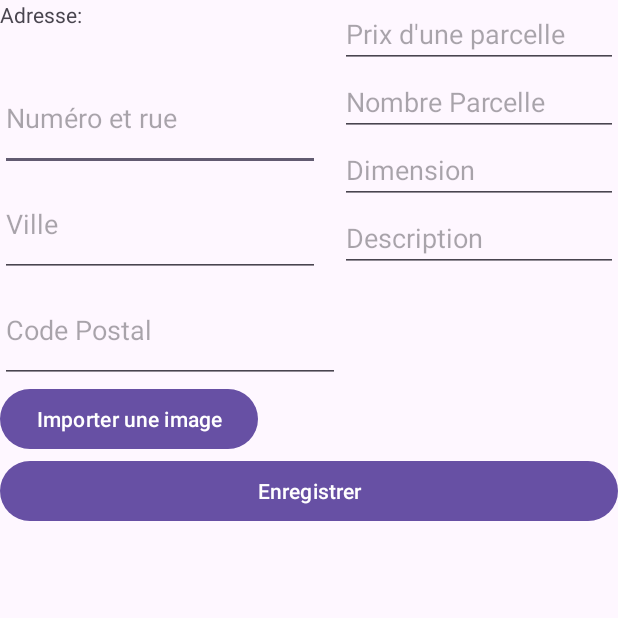
After one commit to SamuelFerragne/JardinUrbain, an Android app: the ParcelleOffertActivity screen opened directly, with no data from a screen before it, on a phone screen of 412 x 824 dp, the top half of it. The commit adds this screen. Run offline under Robolectric (Android 15) with nearby library versions, the phone set to English and light mode, and no system bars.

Commit message:
ajout de nouvelles parcelle techniquement fonctionnel

```diff
--- a/app/src/main/java/com/example/thewitcherscode/MainActivity.java
+++ b/app/src/main/java/com/example/thewitcherscode/MainActivity.java
@@ -54,6 +54,8 @@ public class MainActivity extends AppCompatActivity implements OnMapReadyCallbac
                 int id = item.getItemId();
 
                 if (id == R.id.action_louer) {
+                    intention = new Intent(MainActivity.this, ParcelleOffertActivity.class);
+                    startActivity(intention);
 
                 } else if (id == R.id.action_marche) {
 
--- /dev/null
+++ b/app/src/main/java/com/example/thewitcherscode/ParcelleOffertActivity.java
@@ -0,0 +1,121 @@
+package com.example.thewitcherscode;
+
+import androidx.annotation.NonNull;
+import androidx.annotation.Nullable;
+import androidx.appcompat.app.AppCompatActivity;
+
+import android.content.Intent;
+import android.net.Uri;
+import android.os.Bundle;
+import android.view.View;
+import android.widget.Button;
+import android.widget.EditText;
+import android.widget.Toast;
+
+
+import java.util.ArrayList;
+import java.util.Arrays;
+import java.util.List;
+
+public class ParcelleOffertActivity extends AppCompatActivity {
+
+
+    private static final int PICK_IMAGE_REQUEST_CODE = 1;
+    private List<Uri> selectedImages = new ArrayList<>();
+
+    private EditText etRue, etVille, etCode, editTextPrixParcelle, editTextNbParcelles, editTextDimension, editTextDescription;
+    private Button btnEnregistrer, btnImportImage;
+    @Override
+    protected void onCreate(Bundle savedInstanceState) {
+        super.onCreate(savedInstanceState);
+        setContentView(R.layout.activity_parcelle_offert);
+
+        etRue = findViewById(R.id.et_rue);
+        etVille = findViewById(R.id.et_ville);
+        etCode = findViewById(R.id.et_Code);
+        editTextPrixParcelle = findViewById(R.id.editTextText);
+        editTextNbParcelles = findViewById(R.id.editTextText2);
+        editTextDimension = findViewById(R.id.editTextText3);
+        editTextDescription = findViewById(R.id.editTextTextMultiLine);
+
+        btnImportImage = findViewById(R.id.btnImportImage);
+        btnEnregistrer = findViewById(R.id.btnEnregistrer);
+
+        btnImportImage.setOnClickListener(new View.OnClickListener() {
+            @Override
+            public void onClick(View v) {
+                openImagePicker();
+            }
+        });
+
+        btnEnregistrer.setOnClickListener(new View.OnClickListener() {
+            @Override
+            public void onClick(View v) {
+                // Get values entered by the user
+                String rue = etRue.getText().toString();
+                String ville = etVille.getText().toString();
+                String code = etCode.getText().toString();
+                double prixParcelle = Double.parseDouble(editTextPrixParcelle.getText().toString());
+                int nbParcelles = Integer.parseInt(editTextNbParcelles.getText().toString());
+                String dimension = editTextDimension.getText().toString();
+                String description = editTextDescription.getText().toString();
+
+                // Create a Jardin object with the user-entered values
+                Jardin jardin = new Jardin(
+                        rue + ", " + ville + ", " + code,
+                        prixParcelle,
+                        description,
+                        "Owner Name", // You can replace "Owner Name" with the actual owner's name
+                        0, // Default value for noteEtoile, you may want to change this
+                        dimension,
+                        nbParcelles,
+                        new ArrayList<>() // An empty list for images, you can modify this based on your implementation
+                );
+            }
+        });
+
+    }
+    private void openImagePicker() {
+        Intent intent = new Intent(Intent.ACTION_OPEN_DOCUMENT);
+        intent.addCategory(Intent.CATEGORY_OPENABLE);
+        intent.setType("image/*");
+        intent.putExtra(Intent.EXTRA_ALLOW_MULTIPLE, true);
+        startActivityForResult(intent, PICK_IMAGE_REQUEST_CODE);
+    }
+
+    @Override
+    protected void onActivityResult(int requestCode, int resultCode, @Nullable Intent data) {
+        super.onActivityResult(requestCode, resultCode, data);
+        if (requestCode == PICK_IMAGE_REQUEST_CODE && resultCode == RESULT_OK) {
+            if (data != null) {
+                if (data.getClipData() != null) {
+                    // Multiple images are selected
+                    int count = data.getClipData().getItemCount();
+                    for (int i = 0; i < count; i++) {
+                        Uri imageUri = data.getClipData().getItemAt(i).getUri();
+                        selectedImages.add(imageUri);
+                    }
+                } else if (data.getData() != null) {
+                    // Single image is selected
+                    Uri imageUri = data.getData();
+                    selectedImages.add(imageUri);
+                }
+
+                // Handle the selected images as needed (e.g., display thumbnails)
+                showToast("Images selected: " + selectedImages.size());
+            }
+        }
+    }
+
+    private List<String> getImagesPaths(List<Uri> uris) {
+        List<String> paths = new ArrayList<>();
+        for (Uri uri : uris) {
+            paths.add(uri.toString());
+        }
+        return paths;
+    }
+
+    private void showToast(String message) {
+        Toast.makeText(this, message, Toast.LENGTH_SHORT).show();
+    }
+}
--- /dev/null
+++ b/app/src/main/res/layout/activity_parcelle_offert.xml
@@ -0,0 +1,109 @@
+<?xml version="1.0" encoding="utf-8"?>
+<LinearLayout xmlns:android="http://schemas.android.com/apk/res/android"
+    xmlns:app="http://schemas.android.com/apk/res-auto"
+    xmlns:tools="http://schemas.android.com/tools"
+    android:layout_width="match_parent"
+    android:layout_height="match_parent"
+    android:orientation="vertical"
+    tools:context=".OffreJardinActivity">
+
+
+    <LinearLayout
+        android:layout_width="match_parent"
+        android:layout_height="255dp"
+        android:orientation="horizontal">
+
+
+        <LinearLayout
+            android:layout_width="match_parent"
+            android:layout_height="match_parent"
+            android:layout_weight="1"
+            android:orientation="vertical">
+
+            <TextView
+                android:id="@+id/tv_adresse"
+                android:layout_width="wrap_content"
+                android:layout_height="wrap_content"
+                android:layout_weight="1"
+                android:text="Adresse:" />
+
+            <EditText
+                android:id="@+id/et_rue"
+                android:layout_width="wrap_content"
+                android:layout_height="wrap_content"
+                android:layout_weight="1"
+                android:ems="10"
+                android:hint="Numéro et rue"
+                android:inputType="text" />
+
+            <EditText
+                android:id="@+id/et_ville"
+                android:layout_width="wrap_content"
+                android:layout_height="wrap_content"
+                android:layout_weight="1"
+                android:ems="10"
+                android:hint="Ville"
+                android:inputType="text" />
+
+            <EditText
+                android:id="@+id/et_Code"
+                android:layout_width="match_parent"
+                android:layout_height="wrap_content"
+                android:layout_weight="1"
+                android:ems="10"
+                android:hint="Code Postal"
+                android:inputType="text" />
+        </LinearLayout>
+
+        <LinearLayout
+            android:layout_width="185dp"
+            android:layout_height="260dp"
+            android:orientation="vertical">
+
+            <EditText
+                android:id="@+id/editTextText"
+                android:layout_width="match_parent"
+                android:layout_height="wrap_content"
+                android:ems="10"
+                android:hint="Prix d'une parcelle"
+                android:inputType="number|numberDecimal" />
+
+            <EditText
+                android:id="@+id/editTextText2"
+                android:layout_width="match_parent"
+                android:layout_height="wrap_content"
+                android:ems="10"
+                android:hint="Nombre Parcelle"
+                android:inputType="number" />
+
+            <EditText
+                android:id="@+id/editTextText3"
+                android:layout_width="match_parent"
+                android:layout_height="wrap_content"
+                android:ems="10"
+                android:hint="Dimension"
+                android:inputType="text" />
+
+            <EditText
+                android:id="@+id/editTextTextMultiLine"
+                android:layout_width="match_parent"
+                android:layout_height="wrap_content"
+                android:ems="10"
+                android:gravity="start|top"
+                android:hint="Description"
+                android:inputType="textMultiLine" />
+        </LinearLayout>
+    </LinearLayout>
+
+    <Button
+        android:id="@+id/btnImportImage"
+        android:layout_width="wrap_content"
+        android:layout_height="wrap_content"
+        android:text="Importer une image" />
+
+    <Button
+        android:id="@+id/btnEnregistrer"
+        android:layout_width="match_parent"
+        android:layout_height="wrap_content"
+        android:text="Enregistrer" />
+</LinearLayout>
```
Also changed, not shown: app/src/main/AndroidManifest.xml (+11 -6 lines), app/src/main/java/com/example/thewitcherscode/Jardin.java (added, +145 -0 lines).
